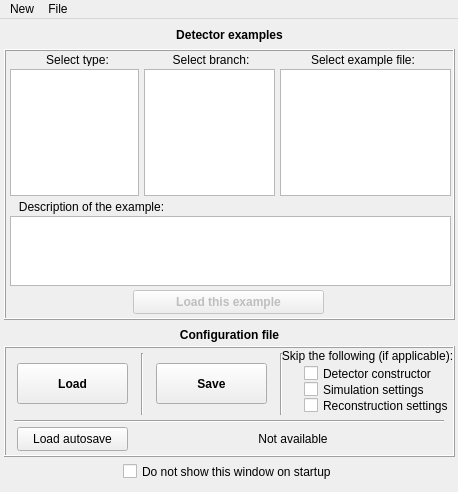
Above: src/gui/exampleswindow.ui from andrmor/ANTS2 before the change. Below: the same form after it.
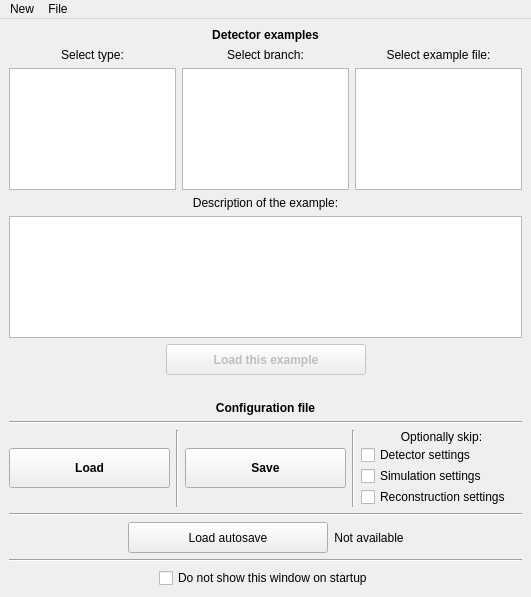
That is the form after the change.

Commit message: convert to auto-layout for examples window

Patch:
```diff
--- a/src/gui/exampleswindow.ui
+++ b/src/gui/exampleswindow.ui
@@ -6,36 +6,17 @@
    <rect>
     <x>0</x>
     <y>0</y>
-    <width>458</width>
-    <height>492</height>
+    <width>531</width>
+    <height>597</height>
    </rect>
   </property>
   <property name="windowTitle">
    <string>Startup window</string>
   </property>
   <widget class="QWidget" name="centralwidget">
-   <widget class="QCheckBox" name="cbDoNotShowExamplesOnStart">
-    <property name="geometry">
-     <rect>
-      <x>123</x>
-      <y>444</y>
-      <width>231</width>
-      <height>17</height>
-     </rect>
-    </property>
-    <property name="text">
-     <string>Do not show this window on startup</string>
-    </property>
-   </widget>
-   <widget class="QLabel" name="label_5">
-    <property name="geometry">
-     <rect>
-      <x>1</x>
-      <y>306</y>
-      <width>457</width>
-      <height>20</height>
-     </rect>
-    </property>
+   <layout class="QVBoxLayout" name="verticalLayout_5">
+    <item>
+     <widget class="QLabel" name="label_6">
     <property name="font">
      <font>
       <weight>75</weight>
@@ -43,74 +24,19 @@
      </font>
     </property>
     <property name="text">
-     <string>Configuration file</string>
+       <string>Detector examples</string>
     </property>
     <property name="alignment">
      <set>Qt::AlignCenter</set>
     </property>
    </widget>
-   <widget class="QFrame" name="frame">
-    <property name="geometry">
-     <rect>
-      <x>4</x>
-      <y>30</y>
-      <width>451</width>
-      <height>271</height>
-     </rect>
-    </property>
-    <property name="frameShape">
-     <enum>QFrame::Box</enum>
-    </property>
-    <property name="frameShadow">
-     <enum>QFrame::Raised</enum>
-    </property>
-    <widget class="QLabel" name="label_4">
-     <property name="geometry">
-      <rect>
-       <x>12</x>
-       <y>150</y>
-       <width>151</width>
-       <height>16</height>
-      </rect>
-     </property>
-     <property name="text">
-      <string>Description of the example:</string>
-     </property>
-     <property name="alignment">
-      <set>Qt::AlignCenter</set>
-     </property>
-    </widget>
-    <widget class="QPushButton" name="pbLoadExample">
-     <property name="enabled">
-      <bool>false</bool>
-     </property>
-     <property name="geometry">
-      <rect>
-       <x>129</x>
-       <y>241</y>
-       <width>191</width>
-       <height>24</height>
-      </rect>
-     </property>
-     <property name="font">
-      <font>
-       <weight>75</weight>
-       <bold>true</bold>
-      </font>
-     </property>
-     <property name="text">
-      <string>Load this example</string>
-     </property>
-    </widget>
+    </item>
+    <item>
+     <layout class="QHBoxLayout" name="horizontalLayout">
+      <item>
+       <layout class="QVBoxLayout" name="verticalLayout">
+        <item>
     <widget class="QLabel" name="label">
-     <property name="geometry">
-      <rect>
-       <x>20</x>
-       <y>4</y>
-       <width>107</width>
-       <height>13</height>
-      </rect>
-     </property>
      <property name="text">
       <string>Select type:</string>
      </property>
@@ -118,14 +44,14 @@
       <set>Qt::AlignCenter</set>
      </property>
     </widget>
+        </item>
+        <item>
     <widget class="QListWidget" name="lwMainType">
-     <property name="geometry">
-      <rect>
-       <x>6</x>
-       <y>20</y>
-       <width>129</width>
-       <height>127</height>
-      </rect>
+          <property name="minimumSize">
+           <size>
+            <width>0</width>
+            <height>120</height>
+           </size>
      </property>
      <property name="selectionRectVisible">
       <bool>true</bool>
@@ -134,51 +60,13 @@
       <number>-1</number>
      </property>
     </widget>
-    <widget class="QTextEdit" name="teExampleDescription">
-     <property name="geometry">
-      <rect>
-       <x>6</x>
-       <y>167</y>
-       <width>441</width>
-       <height>70</height>
-      </rect>
-     </property>
-    </widget>
-    <widget class="QListWidget" name="lwSubType">
-     <property name="geometry">
-      <rect>
-       <x>140</x>
-       <y>20</y>
-       <width>131</width>
-       <height>127</height>
-      </rect>
-     </property>
-    </widget>
-    <widget class="QLabel" name="label_3">
-     <property name="geometry">
-      <rect>
-       <x>270</x>
-       <y>4</y>
-       <width>178</width>
-       <height>13</height>
-      </rect>
-     </property>
-     <property name="text">
-      <string>Select example file:</string>
-     </property>
-     <property name="alignment">
-      <set>Qt::AlignCenter</set>
-     </property>
-    </widget>
+        </item>
+       </layout>
+      </item>
+      <item>
+       <layout class="QVBoxLayout" name="verticalLayout_2">
+        <item>
     <widget class="QLabel" name="label_2">
-     <property name="geometry">
-      <rect>
-       <x>142</x>
-       <y>4</y>
-       <width>130</width>
-       <height>13</height>
-      </rect>
-     </property>
      <property name="text">
       <string>Select branch:</string>
      </property>
@@ -186,26 +74,73 @@
       <set>Qt::AlignCenter</set>
      </property>
     </widget>
-    <widget class="QListWidget" name="lwExample">
-     <property name="geometry">
-      <rect>
-       <x>276</x>
-       <y>20</y>
-       <width>171</width>
-       <height>127</height>
-      </rect>
-     </property>
-    </widget>
-   </widget>
-   <widget class="QLabel" name="label_6">
-    <property name="geometry">
-     <rect>
-      <x>1</x>
-      <y>6</y>
-      <width>457</width>
+        </item>
+        <item>
+         <widget class="QListWidget" name="lwSubType"/>
+        </item>
+       </layout>
+      </item>
+      <item>
+       <layout class="QVBoxLayout" name="verticalLayout_3">
+        <item>
+         <widget class="QLabel" name="label_3">
+          <property name="text">
+           <string>Select example file:</string>
+          </property>
+          <property name="alignment">
+           <set>Qt::AlignCenter</set>
+          </property>
+         </widget>
+        </item>
+        <item>
+         <widget class="QListWidget" name="lwExample"/>
+        </item>
+       </layout>
+      </item>
+     </layout>
+    </item>
+    <item>
+     <widget class="QLabel" name="label_4">
+      <property name="text">
+       <string>Description of the example:</string>
+      </property>
+      <property name="alignment">
+       <set>Qt::AlignCenter</set>
+      </property>
+     </widget>
+    </item>
+    <item>
+     <widget class="QTextEdit" name="teExampleDescription"/>
+    </item>
+    <item>
+     <layout class="QHBoxLayout" name="horizontalLayout_5">
+      <property name="topMargin">
+       <number>0</number>
+      </property>
+      <item>
+       <spacer name="horizontalSpacer_5">
+        <property name="orientation">
+         <enum>Qt::Horizontal</enum>
+        </property>
+        <property name="sizeHint" stdset="0">
+         <size>
+          <width>40</width>
       <height>20</height>
-     </rect>
-    </property>
+         </size>
+        </property>
+       </spacer>
+      </item>
+      <item>
+       <widget class="QPushButton" name="pbLoadExample">
+        <property name="enabled">
+         <bool>false</bool>
+        </property>
+        <property name="minimumSize">
+         <size>
+          <width>200</width>
+          <height>31</height>
+         </size>
+        </property>
     <property name="font">
      <font>
       <weight>75</weight>
@@ -213,176 +148,187 @@
      </font>
     </property>
     <property name="text">
-     <string>Detector examples</string>
-    </property>
+         <string>Load this example</string>
+        </property>
+       </widget>
+      </item>
+      <item>
+       <spacer name="horizontalSpacer_6">
+        <property name="orientation">
+         <enum>Qt::Horizontal</enum>
+        </property>
+        <property name="sizeHint" stdset="0">
+         <size>
+          <width>40</width>
+          <height>20</height>
+         </size>
+        </property>
+       </spacer>
+      </item>
+     </layout>
+    </item>
+    <item>
+     <widget class="QLabel" name="label_8">
+      <property name="text">
+       <string/>
+      </property>
+     </widget>
+    </item>
+    <item>
+     <widget class="QLabel" name="label_5">
+      <property name="font">
+       <font>
+        <weight>75</weight>
+        <bold>true</bold>
+       </font>
+      </property>
+      <property name="text">
+       <string>Configuration file</string>
+      </property>
     <property name="alignment">
      <set>Qt::AlignCenter</set>
     </property>
    </widget>
-   <widget class="QFrame" name="frame_2">
-    <property name="geometry">
-     <rect>
-      <x>4</x>
-      <y>327</y>
-      <width>451</width>
-      <height>111</height>
-     </rect>
-    </property>
-    <property name="frameShape">
-     <enum>QFrame::Box</enum>
-    </property>
-    <property name="frameShadow">
-     <enum>QFrame::Raised</enum>
-    </property>
+    </item>
+    <item>
+     <widget class="Line" name="line_4">
+      <property name="orientation">
+       <enum>Qt::Horizontal</enum>
+      </property>
+     </widget>
+    </item>
+    <item>
+     <layout class="QHBoxLayout" name="horizontalLayout_2">
+      <item>
+       <widget class="QPushButton" name="pbLoadSettings">
+        <property name="minimumSize">
+         <size>
+          <width>0</width>
+          <height>40</height>
+         </size>
+        </property>
+        <property name="font">
+         <font>
+          <weight>75</weight>
+          <bold>true</bold>
+         </font>
+        </property>
+        <property name="text">
+         <string>Load</string>
+        </property>
+       </widget>
+      </item>
+      <item>
+       <widget class="Line" name="line_2">
+        <property name="orientation">
+         <enum>Qt::Vertical</enum>
+        </property>
+       </widget>
+      </item>
+      <item>
+       <widget class="QPushButton" name="pbSaveSessings">
+        <property name="minimumSize">
+         <size>
+          <width>0</width>
+          <height>40</height>
+         </size>
+        </property>
+        <property name="font">
+         <font>
+          <weight>75</weight>
+          <bold>true</bold>
+         </font>
+        </property>
+        <property name="text">
+         <string>Save</string>
+        </property>
+       </widget>
+      </item>
+      <item>
+       <widget class="Line" name="line_3">
+        <property name="orientation">
+         <enum>Qt::Vertical</enum>
+        </property>
+       </widget>
+      </item>
+      <item>
+       <layout class="QVBoxLayout" name="verticalLayout_4">
+        <property name="spacing">
+         <number>1</number>
+        </property>
+        <item>
+         <widget class="QLabel" name="label_7">
+          <property name="text">
+           <string>Optionally skip:</string>
+          </property>
+          <property name="alignment">
+           <set>Qt::AlignCenter</set>
+          </property>
+         </widget>
+        </item>
+        <item>
     <widget class="QCheckBox" name="cbSkipDetectorConstructor">
      <property name="enabled">
       <bool>true</bool>
      </property>
-     <property name="geometry">
-      <rect>
-       <x>300</x>
-       <y>19</y>
-       <width>150</width>
-       <height>17</height>
-      </rect>
-     </property>
      <property name="text">
-      <string>Detector constructor</string>
-     </property>
-    </widget>
+           <string>Detector settings</string>
+          </property>
+         </widget>
+        </item>
+        <item>
     <widget class="QCheckBox" name="cbSkipSimConfig">
      <property name="enabled">
       <bool>true</bool>
      </property>
-     <property name="geometry">
-      <rect>
-       <x>300</x>
-       <y>35</y>
-       <width>150</width>
-       <height>17</height>
-      </rect>
-     </property>
      <property name="text">
       <string>Simulation settings</string>
      </property>
     </widget>
+        </item>
+        <item>
     <widget class="QCheckBox" name="cbSkipRecConfig">
      <property name="enabled">
       <bool>true</bool>
      </property>
-     <property name="geometry">
-      <rect>
-       <x>300</x>
-       <y>51</y>
-       <width>151</width>
-       <height>17</height>
-      </rect>
-     </property>
      <property name="text">
       <string>Reconstruction settings</string>
      </property>
     </widget>
-    <widget class="QPushButton" name="pbLoadSettings">
-     <property name="geometry">
-      <rect>
-       <x>13</x>
-       <y>17</y>
-       <width>111</width>
-       <height>41</height>
-      </rect>
-     </property>
-     <property name="font">
-      <font>
-       <weight>75</weight>
-       <bold>true</bold>
-      </font>
-     </property>
-     <property name="text">
-      <string>Load</string>
-     </property>
-    </widget>
-    <widget class="QPushButton" name="pbSaveSessings">
-     <property name="geometry">
-      <rect>
-       <x>152</x>
-       <y>17</y>
-       <width>111</width>
-       <height>41</height>
-      </rect>
-     </property>
-     <property name="font">
-      <font>
-       <weight>75</weight>
-       <bold>true</bold>
-      </font>
-     </property>
-     <property name="text">
-      <string>Save</string>
-     </property>
-    </widget>
+        </item>
+       </layout>
+      </item>
+     </layout>
+    </item>
+    <item>
     <widget class="Line" name="line">
-     <property name="geometry">
-      <rect>
-       <x>10</x>
-       <y>67</y>
-       <width>430</width>
-       <height>16</height>
-      </rect>
-     </property>
      <property name="orientation">
       <enum>Qt::Horizontal</enum>
      </property>
     </widget>
-    <widget class="QLabel" name="label_7">
-     <property name="geometry">
-      <rect>
-       <x>277</x>
-       <y>2</y>
-       <width>173</width>
-       <height>16</height>
-      </rect>
-     </property>
-     <property name="text">
-      <string>Skip the following (if applicable):</string>
-     </property>
-     <property name="alignment">
-      <set>Qt::AlignCenter</set>
-     </property>
-    </widget>
-    <widget class="Line" name="line_2">
-     <property name="geometry">
-      <rect>
-       <x>137</x>
-       <y>7</y>
-       <width>3</width>
-       <height>62</height>
-      </rect>
-     </property>
+    </item>
+    <item>
+     <layout class="QHBoxLayout" name="horizontalLayout_3">
+      <item>
+       <spacer name="horizontalSpacer_3">
      <property name="orientation">
-      <enum>Qt::Vertical</enum>
-     </property>
-    </widget>
-    <widget class="Line" name="line_3">
-     <property name="geometry">
-      <rect>
-       <x>276</x>
-       <y>7</y>
-       <width>3</width>
-       <height>62</height>
-      </rect>
-     </property>
-     <property name="orientation">
-      <enum>Qt::Vertical</enum>
-     </property>
-    </widget>
+         <enum>Qt::Horizontal</enum>
+        </property>
+        <property name="sizeHint" stdset="0">
+         <size>
+          <width>40</width>
+          <height>20</height>
+         </size>
+        </property>
+       </spacer>
+      </item>
+      <item>
     <widget class="QPushButton" name="pbLoadLast">
-     <property name="geometry">
-      <rect>
-       <x>13</x>
-       <y>81</y>
-       <width>111</width>
-       <height>24</height>
-      </rect>
+        <property name="minimumSize">
+         <size>
+          <width>200</width>
+          <height>31</height>
+         </size>
      </property>
      <property name="font">
       <font>
@@ -397,15 +343,9 @@
       <string>Load autosave</string>
      </property>
     </widget>
+      </item>
+      <item>
     <widget class="QLabel" name="labLastOnExit">
-     <property name="geometry">
-      <rect>
-       <x>138</x>
-       <y>85</y>
-       <width>302</width>
-       <height>16</height>
-      </rect>
-     </property>
      <property name="text">
       <string>Not available</string>
      </property>
@@ -413,184 +353,75 @@
       <set>Qt::AlignCenter</set>
      </property>
     </widget>
-   </widget>
-   <widget class="Line" name="line_7">
-    <property name="geometry">
-     <rect>
-      <x>490</x>
-      <y>160</y>
-      <width>430</width>
-      <height>16</height>
-     </rect>
-    </property>
+      </item>
+      <item>
+       <spacer name="horizontalSpacer_4">
     <property name="orientation">
      <enum>Qt::Horizontal</enum>
     </property>
-   </widget>
-   <widget class="QPushButton" name="pbQuickSave3">
-    <property name="geometry">
-     <rect>
-      <x>633</x>
-      <y>139</y>
-      <width>111</width>
-      <height>24</height>
-     </rect>
-    </property>
-    <property name="font">
-     <font>
-      <weight>50</weight>
-      <bold>false</bold>
-     </font>
-    </property>
-    <property name="text">
-     <string>Quick save 3</string>
-    </property>
-   </widget>
-   <widget class="QPushButton" name="pbQuickSave1">
-    <property name="geometry">
-     <rect>
-      <x>633</x>
-      <y>85</y>
-      <width>111</width>
-      <height>24</height>
-     </rect>
-    </property>
-    <property name="font">
-     <font>
-      <weight>50</weight>
-      <bold>false</bold>
-     </font>
-    </property>
-    <property name="text">
-     <string>Quick save 1</string>
-    </property>
-   </widget>
-   <widget class="Line" name="line_4">
-    <property name="geometry">
-     <rect>
-      <x>618</x>
-      <y>87</y>
-      <width>3</width>
-      <height>75</height>
-     </rect>
-    </property>
-    <property name="orientation">
-     <enum>Qt::Vertical</enum>
-    </property>
-   </widget>
-   <widget class="QLabel" name="label_8">
-    <property name="geometry">
-     <rect>
-      <x>754</x>
-      <y>116</y>
-      <width>172</width>
-      <height>16</height>
-     </rect>
-    </property>
-    <property name="text">
-     <string>Load/Save using fixed slots</string>
-    </property>
-    <property name="alignment">
-     <set>Qt::AlignCenter</set>
-    </property>
-   </widget>
-   <widget class="QPushButton" name="pbQuickLoad2">
-    <property name="geometry">
-     <rect>
-      <x>494</x>
-      <y>112</y>
-      <width>111</width>
-      <height>24</height>
-     </rect>
-    </property>
-    <property name="font">
-     <font>
-      <weight>50</weight>
-      <bold>false</bold>
-     </font>
-    </property>
-    <property name="text">
-     <string>Quick load 2</string>
-    </property>
-   </widget>
-   <widget class="QPushButton" name="pbQuickSave2">
-    <property name="geometry">
-     <rect>
-      <x>633</x>
-      <y>112</y>
-      <width>111</width>
-      <height>24</height>
-     </rect>
-    </property>
-    <property name="font">
-     <font>
-      <weight>50</weight>
-      <bold>false</bold>
-     </font>
-    </property>
-    <property name="text">
-     <string>Quick save 2</string>
-    </property>
-   </widget>
-   <widget class="QPushButton" name="pbQuickLoad1">
-    <property name="geometry">
-     <rect>
-      <x>494</x>
-      <y>85</y>
-      <width>111</width>
-      <height>24</height>
-     </rect>
-    </property>
-    <property name="font">
-     <font>
-      <weight>50</weight>
-      <bold>false</bold>
-     </font>
-    </property>
-    <property name="text">
-     <string>Quick load 1</string>
-    </property>
-   </widget>
-   <widget class="QPushButton" name="pbQuickLoad3">
-    <property name="geometry">
-     <rect>
-      <x>494</x>
-      <y>139</y>
-      <width>111</width>
-      <height>24</height>
-     </rect>
-    </property>
-    <property name="font">
-     <font>
-      <weight>50</weight>
-      <bold>false</bold>
-     </font>
-    </property>
-    <property name="text">
-     <string>Quick load 3</string>
-    </property>
-   </widget>
+        <property name="sizeHint" stdset="0">
+         <size>
+          <width>40</width>
+          <height>20</height>
+         </size>
+        </property>
+       </spacer>
+      </item>
+     </layout>
+    </item>
+    <item>
    <widget class="Line" name="line_5">
-    <property name="geometry">
-     <rect>
-      <x>757</x>
-      <y>87</y>
-      <width>3</width>
-      <height>75</height>
-     </rect>
-    </property>
+      <property name="orientation">
+       <enum>Qt::Horizontal</enum>
+      </property>
+     </widget>
+    </item>
+    <item>
+     <layout class="QHBoxLayout" name="horizontalLayout_4">
+      <item>
+       <spacer name="horizontalSpacer">
     <property name="orientation">
-     <enum>Qt::Vertical</enum>
-    </property>
-   </widget>
+         <enum>Qt::Horizontal</enum>
+        </property>
+        <property name="sizeHint" stdset="0">
+         <size>
+          <width>40</width>
+          <height>20</height>
+         </size>
+        </property>
+       </spacer>
+      </item>
+      <item>
+       <widget class="QCheckBox" name="cbDoNotShowExamplesOnStart">
+        <property name="text">
+         <string>Do not show this window on startup</string>
+        </property>
+       </widget>
+      </item>
+      <item>
+       <spacer name="horizontalSpacer_2">
+        <property name="orientation">
+         <enum>Qt::Horizontal</enum>
+        </property>
+        <property name="sizeHint" stdset="0">
+         <size>
+          <width>40</width>
+          <height>20</height>
+         </size>
+        </property>
+       </spacer>
+      </item>
+     </layout>
+    </item>
+   </layout>
   </widget>
   <widget class="QMenuBar" name="menuBar">
    <property name="geometry">
     <rect>
      <x>0</x>
      <y>0</y>
-     <width>458</width>
-     <height>21</height>
+     <width>531</width>
+     <height>25</height>
     </rect>
    </property>
    <widget class="QMenu" name="menuFile">
```
Left out of the diff: 2 changed lines with no effect on the pictures. Lines whose indentation alone changed are shown as unchanged. The commit also changes 2 other files.
